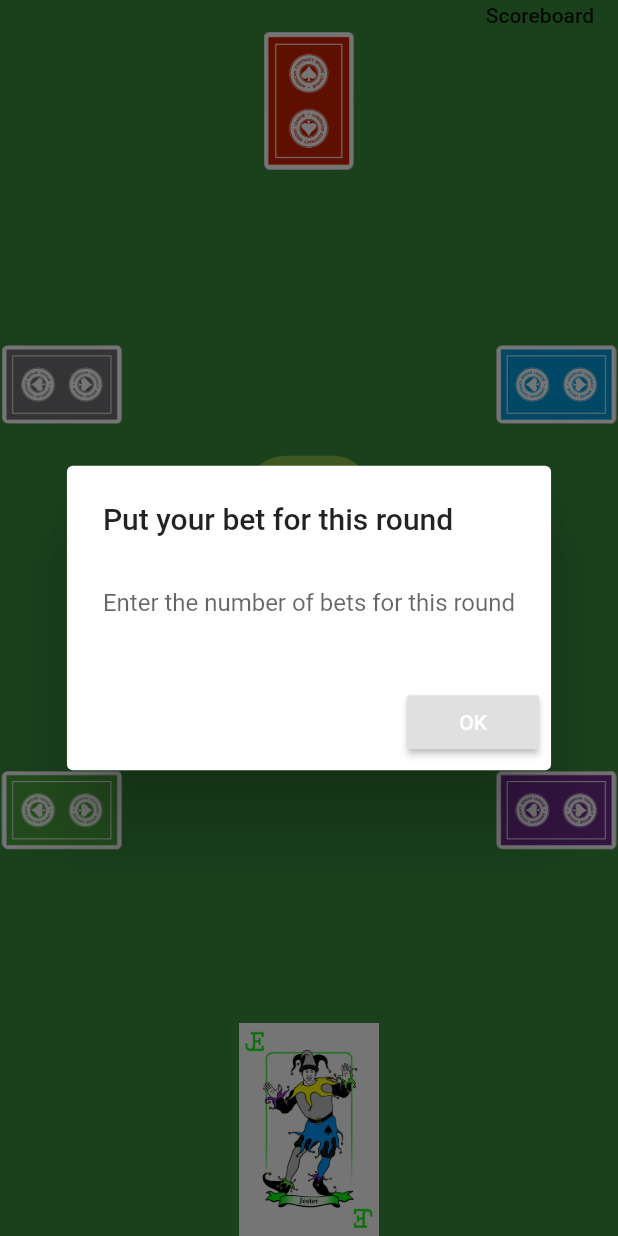
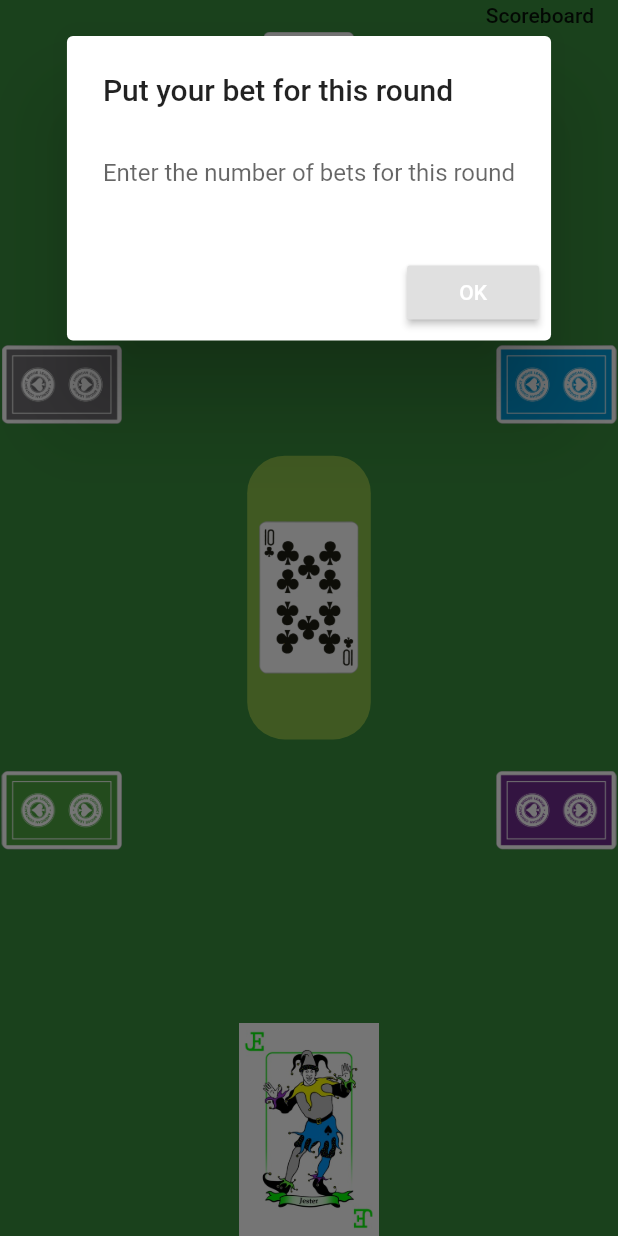
Before and after one commit to ChrisNiekler/FlutterCardGame, a Flutter app: the GamePage screen opened directly, on a phone screen of 412 x 824 dp. Run offline on Flutter 3.47's test engine with Material 2 defaults, Android fonts, the phone set to English and light mode, and no system bars; our stand-ins replace firebase_auth; accounts and stored records are empty.

Commit message:
improved AlertDialog for bets

```diff
--- /dev/null
+++ b/lib/experimental/gui/putBetDialog.dart
@@ -0,0 +1,97 @@
+import 'package:flutter/material.dart';
+import 'package:flutter/cupertino.dart';
+import 'package:wizard/logic/player.dart';
+
+//Todo maybe this class is helpful
+//class PutBetDialog extends StatefulWidget {
+//  PutBetDialog({this.players, this.roundNumber, this.betsNumber});
+//
+//  List<Player> players;
+//  int roundNumber;
+//  int betsNumber;
+//
+//  @override
+//  _PutBetDialogState createState() => _PutBetDialogState();
+//}
+//
+//class _PutBetDialogState extends State<PutBetDialog> {
+//  int betNumber;
+//  bool userPutBet = false;
+//
+//  void putBet() {
+//    for (int i = 1; i < widget.players.length; i++) {
+//      widget.players[i].putBet(widget.roundNumber, widget.betsNumber);
+//    }
+//  }
+//
+//  @override
+//  AlertDialog build(BuildContext context) {
+//    return AlertDialog(
+//      title: Text("Put your bet for this round"),
+//      content: TextField(
+//        decoration: InputDecoration(
+//          border: InputBorder.none,
+//          hintText: 'Enter the number of bets for this round',
+//        ),
+//        onChanged: (bet) {
+//          print(bet);
+//        },
+//      ),
+//      actions: <Widget>[
+//        RaisedButton(
+//            child: Text(
+//              "OK",
+//              style: TextStyle(color: Colors.white),
+//            ),
+//            onPressed: () {
+//              Navigator.pop(context);
+//            })
+//      ],
+//    );
+//  }
+//}
+
+//TODO find a solution for giving the Data to the scoreboard
+Widget putBet(BuildContext context) {
+  int bet;
+  bool userPutBet = false;
+  if (!userPutBet) {
+    return new Column(
+      children: <Widget>[
+        AlertDialog(
+          title: Text("Put your bet for this round"),
+          content: TextField(
+            decoration: InputDecoration(
+              border: InputBorder.none,
+              hintText: 'Enter the number of bets for this round',
+            ),
+            onChanged: (bet) {
+              print(bet);
+            },
+          ),
+          actions: <Widget>[
+            RaisedButton(
+                child: Text(
+                  "OK",
+                  style: TextStyle(color: Colors.white),
+                ),
+                onPressed: () {
+                  Navigator.pop(context);
+                })
+          ],
+        ),
+      ],
+    );
+  }
+//  else if (userPutBet) {
+//    playerTwoField =
+//        (players[1] as KuenstlicheIntelligenz).handCards.removeLast();
+//    playerThreeField = (players[2] as Ai).handCards.removeLast();
+//    playerFourField = (players[3] as Ki).handCards.removeLast();
+//    playerFiveField =
+//        (players[4] as KuenstlicheIntelligenz).handCards.removeLast();
+//    playerSixField = (players[5] as Ai).handCards.removeLast();
+//    userPutBet = false;
+//  }
+  userPutBet = true;
+}
--- a/lib/experimental/scoreboard.dart
+++ b/lib/experimental/scoreboard.dart
@@ -2,6 +2,7 @@
 import 'package:flutter/material.dart';
 
 AlertDialog scoretable(BuildContext context) {
+  int betsUno = 0;
   return AlertDialog(
     contentPadding: const EdgeInsets.fromLTRB(0, 2, 0, 1),
     contentTextStyle: TextStyle(height: 2, color: Colors.black),
@@ -62,7 +63,7 @@
               //1
               Text("1"),
               Text("Uno"),
-              Text(""),
+              Text('$betsUno'),
               Text("Dos"),
               Text(""),
               Text("Tres"),
--- a/lib/gamepage.dart
+++ b/lib/gamepage.dart
@@ -12,6 +12,7 @@
 import 'experimental/showingCardWidget.dart';
 import 'experimental/gui/usersViewWidget.dart';
 import 'experimental/scoreboard.dart';
+import 'experimental/gui/putBetDialog.dart';
 
 class GamePage extends StatefulWidget {
   GamePage({this.amountPlayers, this.username});
@@ -46,13 +47,7 @@
     deck = new Deck();
     cardDistribution();
     trumpCard = deck.takeCard();
-    putBet(context);
-    WidgetsBinding.instance.addPostFrameCallback((_) async {
-      await showDialog<String>(
-        context: context,
-        builder: (BuildContext context) => putBet(context),
-      );
-    });
+    _putBetHelper();
   }
 
   List<Widget> displayedCards = [];
@@ -210,7 +205,7 @@
               deck = new Deck();
               cardDistribution();
               pickTrump();
-              putBet(context);
+              _putBetHelper();
             } else {
               newRound = false;
             }
@@ -247,32 +242,12 @@
       trumpCard = null;
     }
   }
-
-  Widget putBet(BuildContext context) {
-//  bool userPutBet = false;
-    //if (!userPutBet){
-    return AlertDialog(
-      title: Text("Put your bet for this round"),
-      content: TextField(
-        decoration: InputDecoration(
-          border: InputBorder.none,
-          hintText: 'Enter the number of bets for this round',
-        ),
-        onChanged: (text) {
-          print(text);
-        },
-      ),
-      actions: <Widget>[
-        RaisedButton(
-            child: Text(
-              "OK",
-              style: TextStyle(color: Colors.white),
-            ),
-            onPressed: () {
-              Navigator.pop(context);
-            })
-      ],
-    );
-//  userPutBet = true;
+  _putBetHelper() {
+    WidgetsBinding.instance.addPostFrameCallback((_) async {
+      await showDialog<String>(
+        context: context,
+        builder: (BuildContext context) => putBet(context),
+      );
+    });
   }
 }
```
